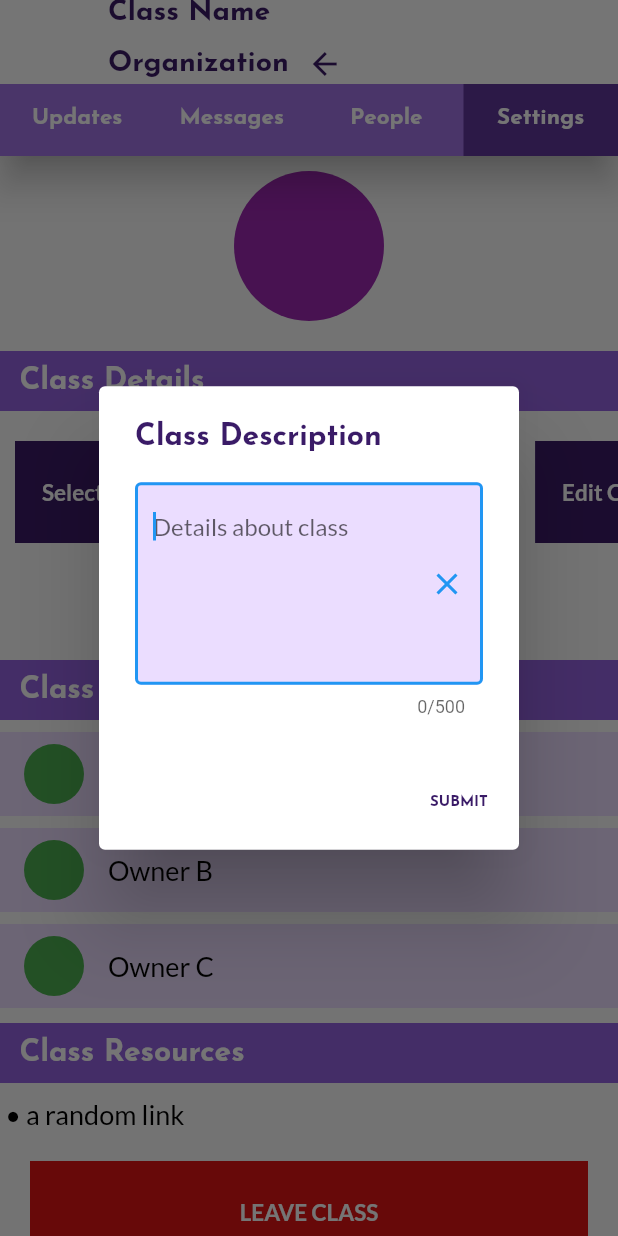
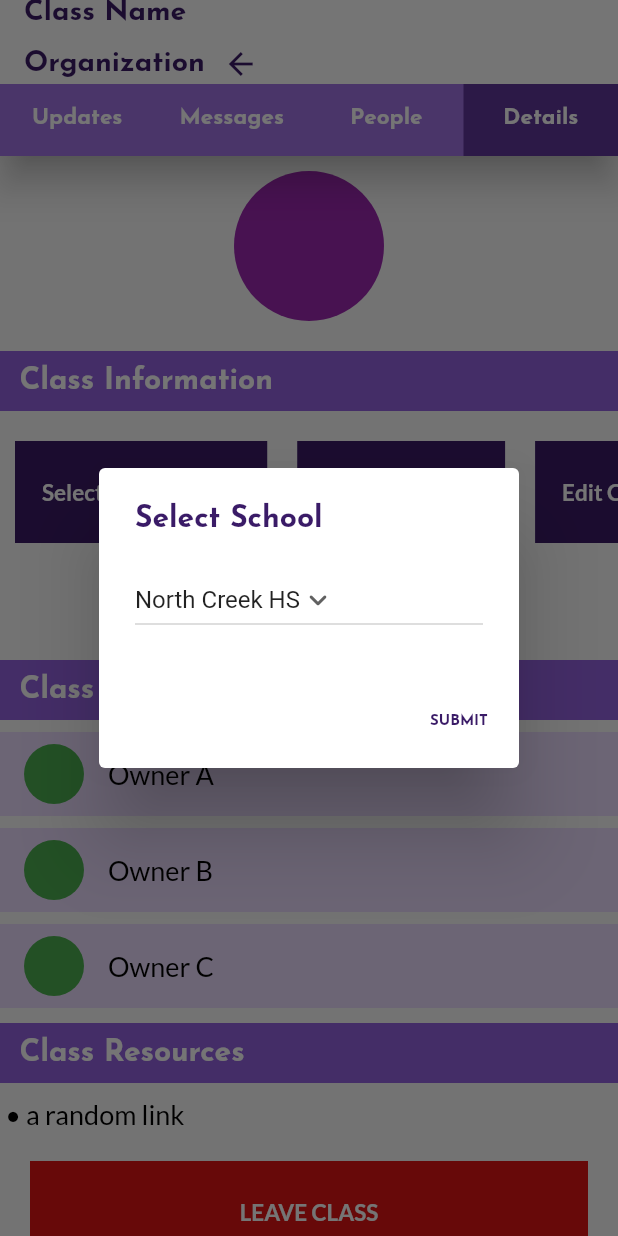
Before and after one commit to AreebE/Eduniciate, a Flutter app: the TopNavBar screen opened directly, tab 4 chosen, after a tap on "Select Organization", on a phone screen of 412 x 824 dp. Run offline on Flutter 3.47's test engine with Material 2 defaults, Android fonts, the phone set to English and light mode, and no system bars; our stand-ins replace cloud_firestore, firebase_auth, firebase_core, firebase_storage, google_sign_in; accounts and stored records are empty.

Commit message:
Made all changes needed for demo day, DO NOT CHANGE FOR NOW.

```diff
--- a/lib/classroom/details_page.dart
+++ b/lib/classroom/details_page.dart
@@ -2,33 +2,36 @@
 //Code for the Settings tab of individual class screen
 // ignore_for_file: prefer_const_constructors, prefer_const_constructors_in_immutables, library_private_types_in_public_api, sort_child_properties_last, prefer_interpolation_to_compose_strings, use_key_in_widget_constructors, must_be_immutable
 
+import 'top_nav_bar.dart';
 import 'package:flutter/material.dart';
 import 'title_block.dart';
 import 'people_tile.dart';
 
 void main() {
-  runApp(SettingsPage());
+  runApp(DetailsPage());
 }
 
-class SettingsPage extends StatefulWidget {
+class DetailsPage extends StatefulWidget {
   static String className = 'Class Name';
-  SettingsPage({Key? key}) : super(key: key);
+  static String organization = 'Organization';
+
+  DetailsPage({Key? key}) : super(key: key);
 
   @override
-  _SettingsPageState createState() => _SettingsPageState();
+  _DetailsPageState createState() => _DetailsPageState();
 }
 
-class _SettingsPageState extends State<SettingsPage> {
+class _DetailsPageState extends State<DetailsPage> {
   //define variables here
   String bullet = "•";
-  String classDetails = 'Class Details';
+  String classInfo = 'Class Details';
   final _textController1 = TextEditingController();
   final _textController2 = TextEditingController();
 
   void submit1() {
     Navigator.of(context).pop();
     setState(() {
-      SettingsPage.className = _textController1.text;
+      DetailsPage.className = _textController1.text;
     });
     _textController1.clear();
   }
@@ -36,9 +39,16 @@ class _SettingsPageState extends State<SettingsPage> {
   void submit2() {
     Navigator.of(context).pop();
     setState(() {
-      classDetails = _textController2.text;
+      classInfo = _textController2.text;
     });
     _textController2.clear();
+  }
+
+  void submit3() {
+    Navigator.of(context).pop();
+    setState(() {
+      DetailsPage.organization = _DropdownState().selectedValue;
+    });
   }
 
   Future openDialog1() => showDialog(
@@ -109,6 +119,18 @@ class _SettingsPageState extends State<SettingsPage> {
                 ),
               ]));
 
+  Future openDialog3() => showDialog(
+      context: context,
+      builder: (context) => AlertDialog(
+              title: AppTitle('Select School', 20.0),
+              content: Dropdown(),
+              actions: [
+                TextButton(
+                  child: AppTitle("SUBMIT", 10.0),
+                  onPressed: submit3,
+                ),
+              ]));
+
   @override
   Widget build(BuildContext context) {
     return ListView(
@@ -122,11 +144,10 @@ class _SettingsPageState extends State<SettingsPage> {
                 radius: 50,
               )),
         ),
-        TitleBlock("Class Details", 10.0, 10.0),
+        TitleBlock("Class Information", 10.0, 10.0),
         SingleChildScrollView(
           scrollDirection: Axis.horizontal,
           child: Row(
-            mainAxisSize: MainAxisSize.min,
             children: [
               //Changes Organization Name
               Container(
@@ -142,7 +163,7 @@ class _SettingsPageState extends State<SettingsPage> {
                             fontSize: 15.0,
                           )),
                       onPressed: () {
-                        openDialog2();
+                        openDialog3();
                       })),
 
               //Changes Class Name
@@ -185,7 +206,7 @@ class _SettingsPageState extends State<SettingsPage> {
             alignment: Alignment.center,
             padding: EdgeInsets.all(10.0),
             margin: EdgeInsets.all(10.0),
-            child: Text(classDetails,
+            child: Text(classInfo,
                 style: TextStyle(
                   color: Color.fromARGB(255, 58, 27, 103),
                   fontWeight: FontWeight.normal,
@@ -225,31 +246,38 @@ class _SettingsPageState extends State<SettingsPage> {
 }
 
 //Dropdown Menu for Organization
-class DropdownButton extends StatefulWidget {
+class Dropdown extends StatefulWidget {
   @override
-  _DropdownButtonState createState() => _DropdownButtonState();
+  _DropdownState createState() => _DropdownState();
 }
 
 //Dropdown for Settings page
-class _DropdownButtonState extends State<DropdownButton> {
+class _DropdownState extends State<Dropdown> {
+  List<String> listitems = ["North Creek HS", "Bothell HS", "Woodinville HS"];
   String selectedValue = "North Creek HS";
 
   @override
   Widget build(BuildContext context) {
-    return DropdownButton();
-  }
-
-  //Creates options for the dropdown menu
-  List<DropdownMenuItem<String>> get dropdownItems {
-    List<DropdownMenuItem<String>> menuItems = [
-      DropdownMenuItem(
-          child: AppTitle("North Creek HS", 10.0), value: "North Creek HS"),
-      DropdownMenuItem(
-          child: AppTitle("Bothell HS", 10.0), value: "North Creek HS"),
-      DropdownMenuItem(
-          child: AppTitle("Woodinville HS", 10.0), value: "North Creek HS"),
-    ];
-    return menuItems;
+    return DropdownButton(
+      value: selectedValue,
+      hint: Text("Select School",
+          style: TextStyle(
+            color: Color.fromARGB(255, 58, 27, 103),
+            fontWeight: FontWeight.normal,
+            fontFamily: 'Lato',
+            fontSize: 10.0,
+          )),
+      icon: Icon(Icons.keyboard_arrow_down_rounded),
+      onChanged: (value) {
+        setState(() {
+          selectedValue = value.toString();
+          TopNavBar.Organization = value.toString();
+        });
+      },
+      items: listitems.map((itemone) {
+        return DropdownMenuItem(value: itemone, child: Text(itemone));
+      }).toList(),
+    );
   }
 }
 
--- a/lib/classroom/top_nav_bar.dart
+++ b/lib/classroom/top_nav_bar.dart
@@ -1,16 +1,18 @@
 //Rishitha Ravi
 //Code for top navigation bar (appbar)
 
-// ignore_for_file: prefer_const_constructors, prefer_const_literals_to_create_immutables, use_key_in_widget_constructors
+// ignore_for_file: use_key_in_widget_constructors, non_constant_identifier_names, prefer_const_constructors, prefer_const_literals_to_create_immutables
 
 import 'package:flutter/material.dart';
-import 'updates_page_1.dart';
+import 'updates_page.dart';
 import 'messages_page.dart';
 import 'people_page.dart';
 import 'details_page.dart';
 
 class TopNavBar extends StatelessWidget {
-  final double _fontSize = 15.0;
+  static String Organization = "Organization";
+  static const double fontSize = 15.0;
+
   @override
   Widget build(BuildContext context) {
     return DefaultTabController(
@@ -23,14 +25,14 @@ class TopNavBar extends StatelessWidget {
               SizedBox(height: 10.0),
               Align(
                 alignment: Alignment.topLeft,
-                child: AppTitle(SettingsPage.className, 19.0),
+                child: AppTitle(DetailsPage.className, 19.0),
               ),
               Row(
                 //mainAxisAlignment: MainAxisAlignment.spaceBetween,
                 children: [
                   Align(
                     alignment: Alignment.topLeft,
-                    child: AppTitle('Organization', 19.0),
+                    child: AppTitle(Organization, 19.0),
                   ),
 
                   //Button to lead back to list of class pages
@@ -53,7 +55,7 @@ class TopNavBar extends StatelessWidget {
             UpdatesPage(),
             MessagesPage(),
             PeoplePage(),
-            SettingsPage()
+            DetailsPage()
           ])),
     );
   }
@@ -70,7 +72,7 @@ class TopNavBar extends StatelessWidget {
                           color: Color.fromARGB(255, 255, 255, 255),
                           fontWeight: FontWeight.bold,
                           fontFamily: 'Josefin Sans',
-                          fontSize: _fontSize,
+                          fontSize: fontSize,
                         )))),
             Tab(
                 child: Align(
@@ -81,7 +83,7 @@ class TopNavBar extends StatelessWidget {
                           color: Color.fromARGB(255, 255, 255, 255),
                           fontWeight: FontWeight.bold,
                           fontFamily: 'Josefin Sans',
-                          fontSize: _fontSize,
+                          fontSize: fontSize,
                         )))),
             Tab(
                 child: Align(
@@ -92,18 +94,18 @@ class TopNavBar extends StatelessWidget {
                           color: Color.fromARGB(255, 255, 255, 255),
                           fontWeight: FontWeight.bold,
                           fontFamily: 'Josefin Sans',
-                          fontSize: _fontSize,
+                          fontSize: fontSize,
                         )))),
             Tab(
                 child: Align(
                     alignment: Alignment.center,
-                    child: Text('Settings',
+                    child: Text('Details',
                         textDirection: TextDirection.ltr,
                         style: TextStyle(
                           color: Color.fromARGB(255, 255, 255, 255),
                           fontWeight: FontWeight.bold,
                           fontFamily: 'Josefin Sans',
-                          fontSize: _fontSize,
+                          fontSize: fontSize,
                         ))))
           ]);
 }
--- /dev/null
+++ b/lib/classroom/updates_page.dart
@@ -0,0 +1,68 @@
+//Rishitha Ravi
+//Code for the Updates tab of individual class screens
+// ignore_for_file: prefer_const_constructors, unused_import, library_private_types_in_public_api
+
+import 'package:flutter/material.dart';
+import 'package:flutter/services.dart';
+import 'message_bubble.dart';
+
+void main() {
+  runApp(UpdatesPage());
+}
+
+class UpdatesPage extends StatefulWidget {
+  const UpdatesPage({Key? key}) : super(key: key);
+
+  @override
+  _UpdatesPageState createState() => _UpdatesPageState();
+}
+
+class _UpdatesPageState extends State<UpdatesPage> {
+  //gets user input
+  final _textController = TextEditingController();
+
+  List updates = [];
+  String userPost = '';
+
+  @override
+  Widget build(BuildContext context) {
+    return Scaffold(
+      body: ListView(
+        // ignore: prefer_const_literals_to_create_immutables
+
+        children: [
+          //display text
+          ListView.builder(
+            itemBuilder: (BuildContext context, int index) {
+              return SentMessages(message: updates[index]);
+            },
+            itemCount: updates.length,
+            padding: EdgeInsets.all(10.0),
+            scrollDirection: Axis.vertical,
+            shrinkWrap: true,
+          ),
+        ],
+      ),
+      bottomSheet: Padding(
+          padding: EdgeInsets.fromLTRB(10.0, 0.0, 10.0, 0.0),
+          child: TextField(
+              maxLines: 1,
+              maxLength: 200,
+              controller: _textController,
+              decoration: InputDecoration(
+                border: OutlineInputBorder(),
+                hintText: 'What\'s the update?',
+                suffixIcon: IconButton(
+                  onPressed: () {
+                    setState(() {
+                      userPost = _textController.text;
+                      updates.add(_textController.text);
+                    });
+                    _textController.clear();
+                  },
+                  icon: const Icon(Icons.arrow_forward),
+                ),
+              ))),
+    );
+  }
+}
--- a/lib/homepage/res/sizes.dart
+++ b/lib/homepage/res/sizes.dart
@@ -33,4 +33,5 @@ class Numbers {
   static const double dividerThickness = 2;
 
   static const double nameHeight = 50;
+  static const double nameWidth = 300;
 }
--- a/lib/homepage/school_search_view.dart
+++ b/lib/homepage/school_search_view.dart
@@ -20,7 +20,12 @@ class SchoolDisplay extends StatefulWidget {
 class _SchoolDisplayState extends State<SchoolDisplay> {
   CustomColorScheme _colorScheme;
 
-  List<String> schools = ["Beta", "Alpha", "Omega", "A", "V", "F", "G"];
+  List<String> schools = [
+    "Bothell High School",
+    "North Creek High School",
+    "Woodinville High School",
+    "Inglemoor High School"
+  ];
 
   _SchoolDisplayState(this._colorScheme);
 
@@ -32,7 +37,7 @@ class _SchoolDisplayState extends State<SchoolDisplay> {
         Text(
           StringList.schoolNames,
           style: FontStandards.getTextStyle(
-              _colorScheme, Style.darkBold, FontSize.title),
+              _colorScheme, Style.header, FontSize.title),
         ),
         Divider(
           thickness: Numbers.dividerThickness,
@@ -41,6 +46,10 @@ class _SchoolDisplayState extends State<SchoolDisplay> {
         ),
         SizedBox(
             height: Numbers.schoolDisplayHeight,
+            child: Container(
+              color:
+                  _colorScheme.getColor(CustomColorScheme.lightSecondVariant),
+              padding: const EdgeInsets.all(Numbers.smallMargin),
               child: SingleChildScrollView(
                 scrollDirection: Axis.vertical,
                 child: Column(
@@ -48,7 +57,7 @@ class _SchoolDisplayState extends State<SchoolDisplay> {
                   children: _getSchools(),
                 ),
               ),
-        )
+            ))
       ],
     );
   }
@@ -59,6 +68,9 @@ class _SchoolDisplayState extends State<SchoolDisplay> {
       bool useLightColor = i % 2 == 0;
       widgets.add(Container(
         height: Numbers.nameHeight,
+        width: Numbers.nameWidth,
+        alignment: Alignment.center,
+        padding: const EdgeInsets.all(Numbers.smallMargin),
         color: _colorScheme.getColor((useLightColor)
             ? CustomColorScheme.lightPrimary
             : CustomColorScheme.lightVariant),
```
Also changed, not shown: lib/homepage/class_view.dart (+18 -11 lines), lib/joinAndCreateClass/class_alternator_screen.dart (added, +38 -0 lines), lib/joinAndCreateClass/join_and_create_start_screen.dart (+11 -6 lines), lib/main.dart (+63 -25 lines), lib/settings/settings.dart (+6 -6 lines), lib/signUpScreen/loginscreen.dart (+5 -2 lines), lib/signUpScreen/registration_alternator.dart (added, +40 -0 lines), lib/signUpScreen/signupscreen.dart (+5 -2 lines), 1 other file. Lines whose indentation alone changed are shown as unchanged.
